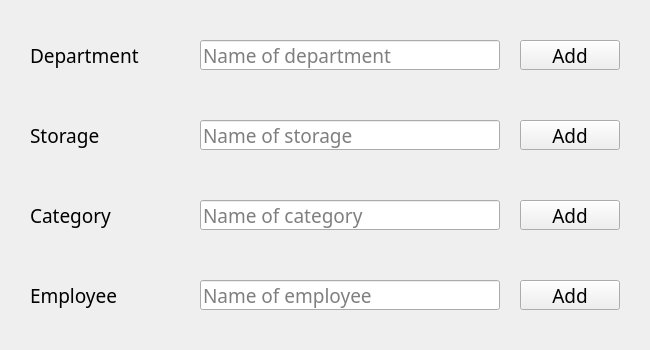
Before: the Qt Designer form UI/CustomPartLoop.ui in Tenesh/PartLoop, drawn with Qt 5.
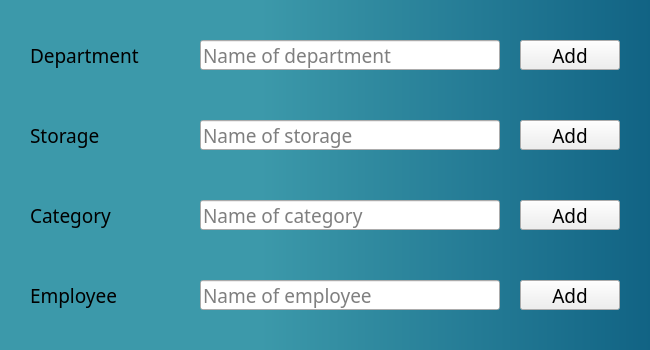
After: the same form once the commit is applied.

```diff
--- a/UI/CustomPartLoop.ui
+++ b/UI/CustomPartLoop.ui
@@ -25,6 +25,12 @@
   <property name="windowTitle">
    <string>Custom Settings</string>
   </property>
+  <property name="styleSheet">
+   <string notr="true">#dialogSettingsCustom{
+	background-color: qlineargradient(spread:pad, x1:0, y1:0, x2:1, y2:0, stop:0.4 rgba(60, 153, 170, 255), stop:1 rgba(17, 99, 132, 255));
+}
+</string>
+  </property>
   <widget class="QLabel" name="labelCustomDepartment">
    <property name="geometry">
     <rect>
```
Left out of the diff: 3 changed lines with no effect on the pictures.
